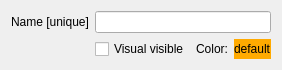
The window that guis/widget_name.ui (RubendeBruin/DAVE) describes before a commit, drawn with Qt 5.
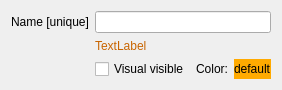
The same window after the commit.

The edit to the form file:
```diff
--- a/guis/widget_name.ui
+++ b/guis/widget_name.ui
@@ -63,6 +63,16 @@
    <item row="0" column="1" colspan="3">
     <widget class="QLineEdit" name="tbName"/>
    </item>
+   <item row="1" column="1" colspan="3">
+    <widget class="QLabel" name="lblInfo">
+     <property name="styleSheet">
+      <string notr="true">color: rgb(200, 100, 0)</string>
+     </property>
+     <property name="text">
+      <string>TextLabel</string>
+     </property>
+    </widget>
+   </item>
   </layout>
  </widget>
  <resources/>
```
